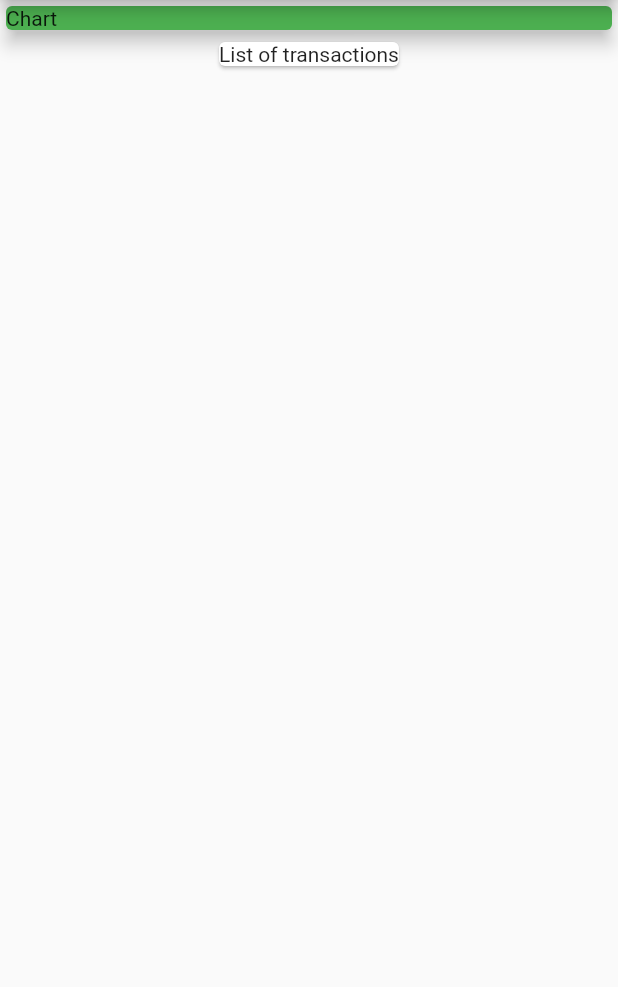
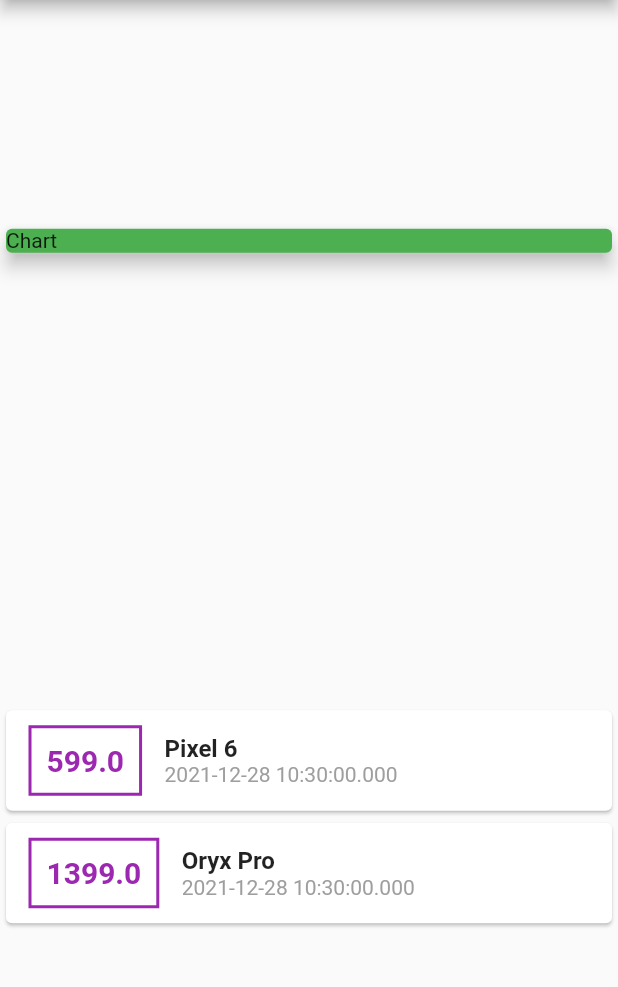
Before and after one commit to sammydeni/flutter_expenses_app, a Flutter app: the screen it shows after launch, on a phone screen of 412 x 824 dp, the part 84-1071 px from its top. Run offline on Flutter 3.47's test engine with Material 2 defaults, Android fonts, the light colour scheme and no system bars.

Commit message:
finished styling

```diff
--- a/lib/main.dart
+++ b/lib/main.dart
@@ -1,5 +1,5 @@
-
 import 'package:flutter/material.dart';
+import './transaction.dart';
 
 void main() {
   runApp(const MyApp());
@@ -21,12 +21,29 @@
 }
 
 class MyHomePage extends StatelessWidget {
+  final List<Transaction> transactions = [
+    Transaction(
+      id: 't1',
+      title: 'Pixel 6',
+      amount: 599,
+      date: DateTime.now(),
+    ),
+    Transaction(
+      id: 't2',
+      title: 'Oryx Pro',
+      amount: 1399,
+      date: DateTime.now(),
+    ),
+  ];
+
   Widget build(BuildContext context) {
     return Scaffold(
         appBar: AppBar(
           title: const Text('Flutter Expenses App'),
         ),
         body: Column(
+          mainAxisAlignment: MainAxisAlignment.spaceAround,
+          crossAxisAlignment: CrossAxisAlignment.stretch,
           children: [
             Container(
               width: double.infinity,
@@ -36,7 +53,50 @@
                 elevation: 5,
               ),
             ),
-            Card(child: Text('List of transactions'),)
+            Column(
+              children: transactions.map((tx) {
+                return Card(
+                  child: Row(children: [
+                    Container(
+                      margin: EdgeInsets.symmetric(
+                        vertical: 10,
+                        horizontal: 15,
+                      ),
+                      decoration: BoxDecoration(
+                        border: Border.all(color: Colors.purple, width: 2),
+                      ),
+                      padding: EdgeInsets.all(10),
+                      child: Text(
+                        tx.amount.toString(),
+                        style: TextStyle(
+                          fontWeight: FontWeight.bold,
+                          fontSize: 20,
+                          color: Colors.purple,
+                        ),
+                      ),
+                    ),
+                    Column(
+                      crossAxisAlignment: CrossAxisAlignment.start,
+                      children: [
+                        Text(
+                          tx.title,
+                          style: TextStyle(
+                            fontSize: 16,
+                            fontWeight: FontWeight.bold,
+                          ),
+                        ),
+                        Text(
+                          tx.date.toString(),
+                          style: TextStyle(
+                            color: Colors.grey,
+                          ),
+                        ),
+                      ],
+                    ),
+                  ]),
+                );
+              }).toList(),
+            ),
           ],
         ));
   }
--- /dev/null
+++ b/lib/transaction.dart
@@ -0,0 +1,13 @@
+class Transaction {
+  final String id;
+  final String title;
+  final double amount;
+  final DateTime date;
+
+  Transaction({
+    required this.id,
+    required this.title,
+    required this.amount,
+    required this.date,
+  });
+}
```
